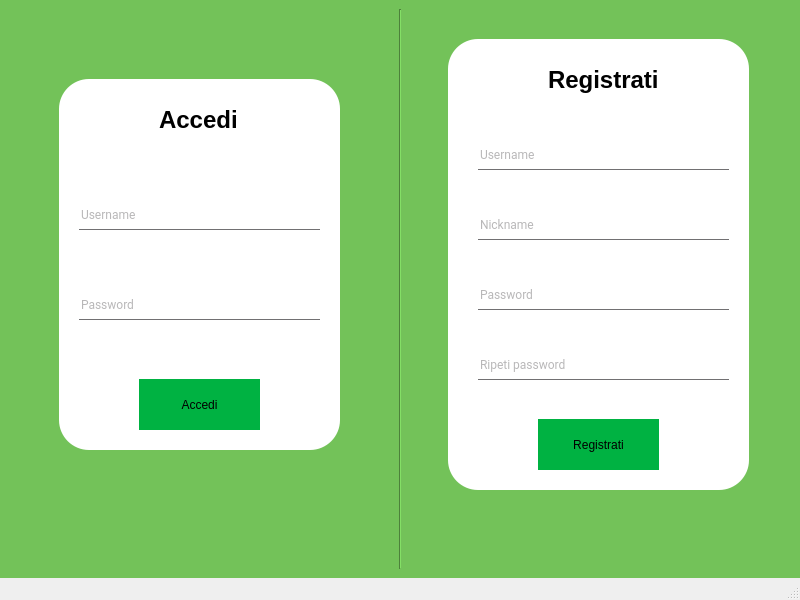
First picture: the form in PDSClient/mainwindow.ui, repository Figus13/ClientTextEditor, before the edit.
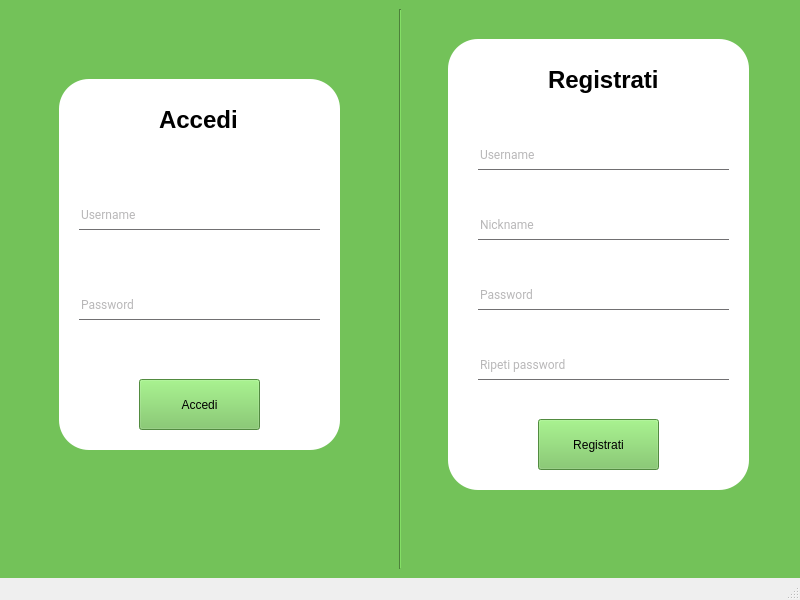
Second picture: the form after the edit.

Commit message: Aggiunto lo style nel bottone e i campi password ora sono type=password

What changed in the file:
```diff
--- a/PDSClient/mainwindow.ui
+++ b/PDSClient/mainwindow.ui
@@ -134,14 +134,35 @@
            </rect>
           </property>
           <property name="styleSheet">
-           <string notr="true">QPushButton{
-	border-radius: 30px;
-	background: 	#00b242;
-}</string>
+           <string notr="true">
+loginButton{ 
+      text-decoration: none; 
+      border: none; 
+      padding: 12px 40px; 
+      font-size: 16px; 
+      background-color: green; 
+      color: #fff; 
+      border-radius: 5px; 
+      box-shadow: 7px 6px 28px 1px rgba(0, 0, 0, 0.24); 
+      cursor: pointer; 
+      outline: none; 
+      transition: 0.2s all; 
+ } 
+        /* Adding transformation when the button is active */ 
+          
+.loginButton:active { 
+       transform: scale(0.98); 
+       /* Scaling button to 0.98 to its original size */ 
+       box-shadow: 3px 2px 22px 1px rgba(0, 0, 0, 0.24); 
+        /* Lowering the shadow */ 
+ } </string>
           </property>
           <property name="text">
            <string>Accedi</string>
           </property>
+          <property name="autoDefault">
+           <bool>false</bool>
+          </property>
          </widget>
         </widget>
        </widget>
@@ -293,10 +314,27 @@
            </rect>
           </property>
           <property name="styleSheet">
-           <string notr="true">QPushButton{
-	border-radius: 30px;
-	background: 	#00b242;
-}</string>
+           <string notr="true">loginButton{ 
+      text-decoration: none; 
+      border: none; 
+      padding: 12px 40px; 
+      font-size: 16px; 
+      background-color: green; 
+      color: #fff; 
+      border-radius: 5px; 
+      box-shadow: 7px 6px 28px 1px rgba(0, 0, 0, 0.24); 
+      cursor: pointer; 
+      outline: none; 
+      transition: 0.2s all; 
+ } 
+        /* Adding transformation when the button is active */ 
+          
+.loginButton:active { 
+       transform: scale(0.98); 
+       /* Scaling button to 0.98 to its original size */ 
+       box-shadow: 3px 2px 22px 1px rgba(0, 0, 0, 0.24); 
+        /* Lowering the shadow */ 
+ } </string>
           </property>
           <property name="text">
            <string>Registrati</string>
```
Left out of the diff: 12 changed lines with no effect on the pictures. The commit also changes 1 other file.
